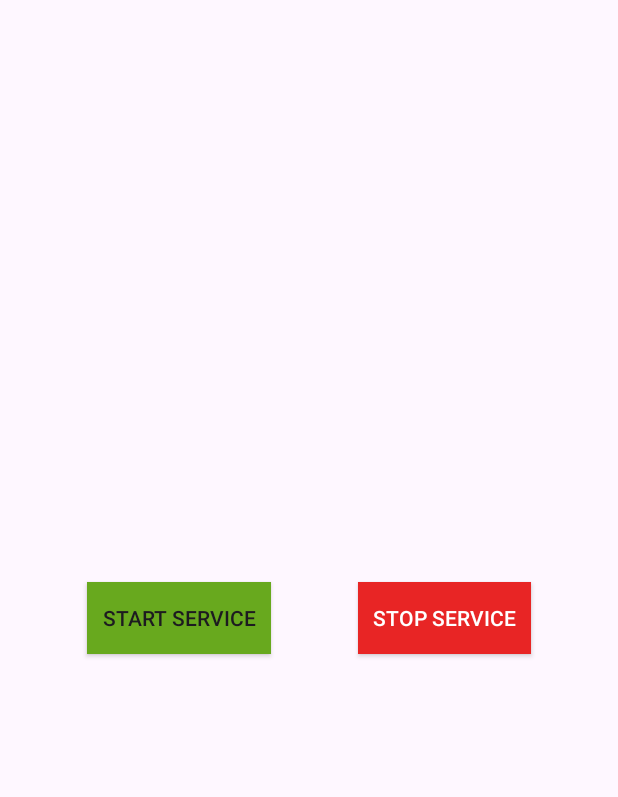
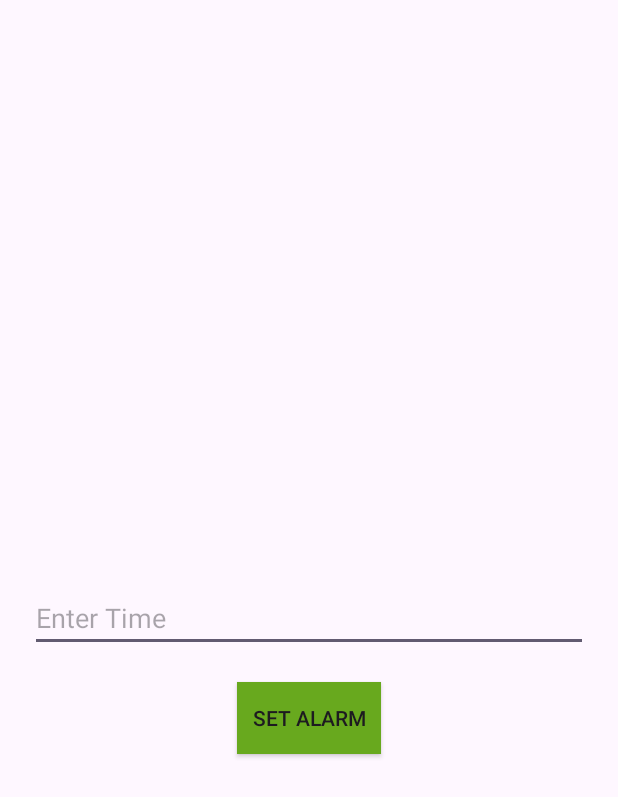
Before and after one commit to Shivanjali21/BMIApp, an Android app: the screen it shows after launch (MainActivity), on a phone screen of 412 x 824 dp. Shown: the top 797 px of the screen. Run offline under Robolectric (Android 15) with nearby library versions, the phone set to English and light mode, and no system bars.

Commit message:
initial commit for simple app of implement alarm manager.

```diff
--- a/app/src/main/AndroidManifest.xml
+++ b/app/src/main/AndroidManifest.xml
@@ -21,7 +21,7 @@
             </intent-filter>
         </activity>
 
-        <service android:name=".MusicService"/>
+        <receiver android:name=".AlarmBoardCastReceiver"/>
 
     </application>
 
--- a/app/src/main/java/com/practice/bmi/MainActivity.java
+++ b/app/src/main/java/com/practice/bmi/MainActivity.java
@@ -1,14 +1,25 @@
 package com.practice.bmi;
 
+import static android.app.PendingIntent.FLAG_IMMUTABLE;
+import android.app.AlarmManager;
+import android.app.PendingIntent;
+import android.content.Context;
 import android.content.Intent;
 import android.os.Bundle;
 import android.view.View;
+import android.view.inputmethod.InputMethodManager;
+import android.widget.Toast;
+
 import androidx.appcompat.app.AppCompatActivity;
 import com.practice.bmi.databinding.ActivityMainBinding;
+import java.util.Objects;
 
 public class MainActivity extends AppCompatActivity implements View.OnClickListener {
 
     private ActivityMainBinding activityMainBinding;
+    AlarmManager alarmManager;
+    String stringTime;
+    private static final int ALARM_REQ_CODE = 1;
 
     @Override
     protected void onCreate(Bundle savedInstanceState) {
@@ -17,16 +28,38 @@ public class MainActivity extends AppCompatActivity implements View.OnClickListe
         View view = activityMainBinding.getRoot();
         setContentView(view);
 
-        activityMainBinding.btnStart.setOnClickListener(this);
-        activityMainBinding.btnStop.setOnClickListener(this);
+        activityMainBinding.btnSetAlarm.setOnClickListener(this);
+        alarmManager = (AlarmManager)getSystemService(ALARM_SERVICE);
     }
 
     @Override
     public void onClick(View v) {
-        if (v.getId() == R.id.btnStart) {
-          startService(new Intent(MainActivity.this, MusicService.class));
+        if (v.getId() == R.id.btnSetAlarm) {
+
+            stringTime = Objects.requireNonNull(activityMainBinding.etTimer.getText()).toString();
+            if(stringTime.isEmpty()){
+                Toast.makeText(this, "Enter Valid Time", Toast.LENGTH_SHORT).show();
+                return;
+            }else {
+               activityMainBinding.etTimer.setText("");
+                // Close the soft keyboard
+                InputMethodManager imm = (InputMethodManager) getSystemService(Context.INPUT_METHOD_SERVICE);
+                if (imm != null) {
+                    imm.hideSoftInputFromWindow(v.getWindowToken(), 0);
+                }
+            }
+
+
+            int timer = Integer.parseInt(stringTime);
+            long triggerTime = System.currentTimeMillis() + (timer * 1000L);
+            Intent intentBoardCast = new Intent(MainActivity.this, AlarmBoardCastReceiver.class);
+            PendingIntent pi = PendingIntent.getBroadcast(MainActivity.this, ALARM_REQ_CODE, intentBoardCast, FLAG_IMMUTABLE);
+
+            alarmManager.set(AlarmManager.RTC_WAKEUP,triggerTime, pi);
+            Toast.makeText(this, "Alarm is set for " + timer + " seconds from now", Toast.LENGTH_SHORT).show();
+            startService(new Intent(MainActivity.this, AlarmBoardCastReceiver.class));
         } else {
-          stopService(new Intent(MainActivity.this, MusicService.class));
+           stopService(new Intent(MainActivity.this, AlarmBoardCastReceiver.class));
         }
     }
 }
--- a/app/src/main/res/layout/activity_main.xml
+++ b/app/src/main/res/layout/activity_main.xml
@@ -6,31 +6,30 @@
     android:layout_height="match_parent"
     tools:context=".MainActivity">
 
+    <androidx.appcompat.widget.AppCompatEditText
+        android:id="@+id/etTimer"
+        android:layout_width="match_parent"
+        android:layout_height="wrap_content"
+        android:hint="@string/enter_time"
+        android:inputType="numberDecimal"
+        android:imeOptions="actionDone"
+        android:textColor="@color/color_black"
+        android:layout_marginHorizontal="20dp"
+        app:layout_constraintBottom_toBottomOf="parent"
+        app:layout_constraintEnd_toEndOf="parent"
+        app:layout_constraintStart_toStartOf="parent"
+        app:layout_constraintTop_toTopOf="parent" />
+
     <androidx.appcompat.widget.AppCompatButton
-        android:id="@+id/btnStart"
+        android:id="@+id/btnSetAlarm"
         android:layout_width="wrap_content"
         android:layout_height="wrap_content"
         android:background="@color/color_green"
         android:padding="10dp"
-        android:text="@string/start"
-        app:layout_constraintBottom_toBottomOf="parent"
-        app:layout_constraintEnd_toStartOf="@+id/btnStop"
-        app:layout_constraintHorizontal_bias="0.5"
+        android:text="@string/set_alarm"
+        android:layout_marginVertical="20dp"
         app:layout_constraintStart_toStartOf="parent"
-        app:layout_constraintTop_toTopOf="parent" />
-
-    <androidx.appcompat.widget.AppCompatButton
-        android:id="@+id/btnStop"
-        android:layout_width="wrap_content"
-        android:layout_height="wrap_content"
-        android:background="@color/color_red"
-        android:padding="10dp"
-        android:text="@string/stop"
-        android:textColor="@color/color_white"
-        app:layout_constraintBottom_toBottomOf="parent"
         app:layout_constraintEnd_toEndOf="parent"
-        app:layout_constraintHorizontal_bias="0.5"
-        app:layout_constraintStart_toEndOf="@+id/btnStart"
-        app:layout_constraintTop_toTopOf="parent" />
+        app:layout_constraintTop_toBottomOf="@id/etTimer" />
 
 </androidx.constraintlayout.widget.ConstraintLayout>
--- a/app/src/main/res/values/strings.xml
+++ b/app/src/main/res/values/strings.xml
@@ -1,6 +1,7 @@
 <resources>
+
     <string name="app_name">tic-tac-toe</string>
-    <string name="start">Start Service</string>
-    <string name="stop">Stop Service</string>
+    <string name="set_alarm">Set Alarm</string>
+    <string name="enter_time">Enter Time</string>
 
 </resources>
```
Also changed, not shown: app/src/main/java/com/practice/bmi/AlarmBoardCastReceiver.java (added, +20 -0 lines), app/src/main/java/com/practice/bmi/MusicService.java (deleted, +0 -34 lines).
